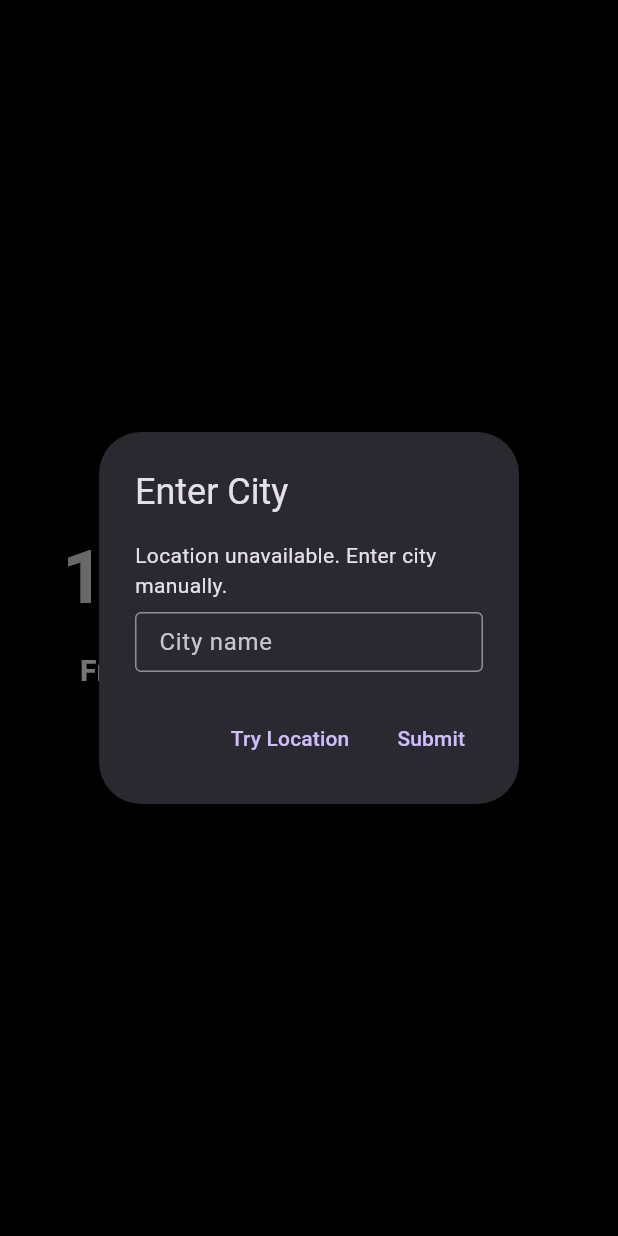
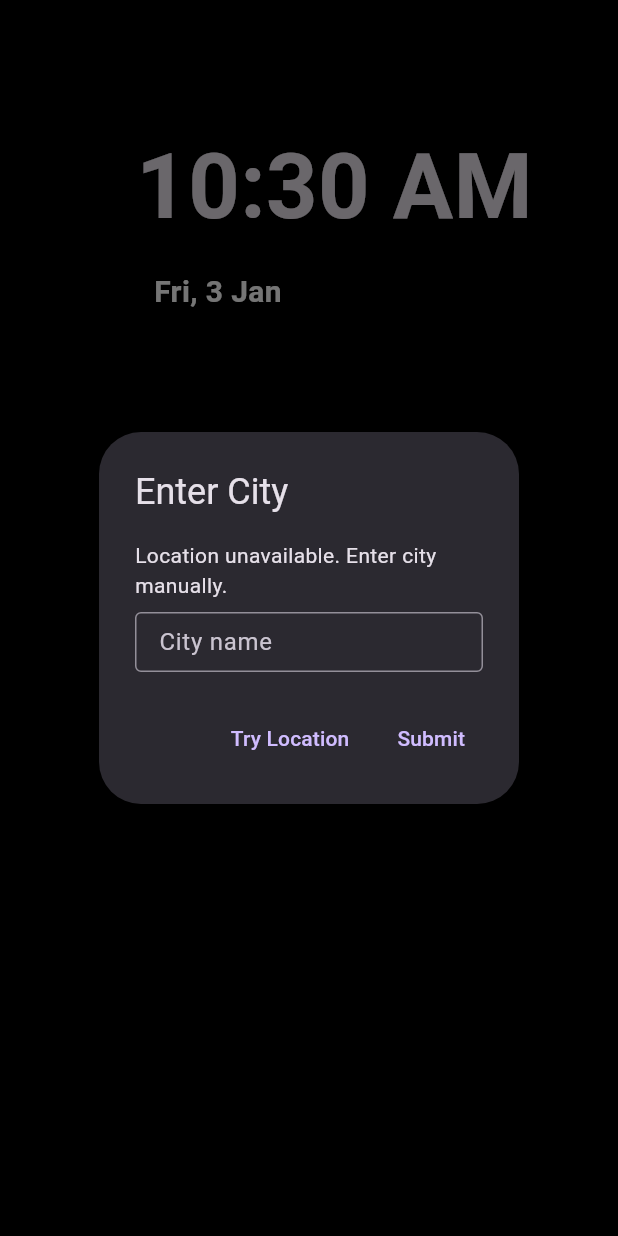
Before and after one commit to ivin-titus/ReSmart, a Flutter app: the screen it shows after launch, on a phone screen of 412 x 824 dp. Run offline on Flutter 3.47's test engine with Material 3 defaults, Android fonts, the phone set to English and light mode, and no system bars; our stand-ins replace flutter_dotenv, location, shared_preferences.

Commit message:
Modified AOD and time widget for better alignment of items

```diff
--- a/lib/widgets/aod_screen.dart
+++ b/lib/widgets/aod_screen.dart
@@ -1,7 +1,9 @@
 import 'package:flutter/material.dart';
+import 'package:flutter/services.dart';
+import 'package:resmart/widgets/weather_widget_mini.dart';
 import 'time_widget.dart';
 import 'date_widget.dart';
-import 'weather_widget_mini.dart';
+import 'weather_widget.dart';
 
 class AODScreen extends StatefulWidget {
   const AODScreen({Key? key}) : super(key: key);
@@ -10,55 +12,100 @@ class AODScreen extends StatefulWidget {
   State<AODScreen> createState() => _AODScreenState();
 }
 
-class _AODScreenState extends State<AODScreen> with AutomaticKeepAliveClientMixin {
+class _AODScreenState extends State<AODScreen> {
   @override
-  bool get wantKeepAlive => false;
+  void initState() {
+    super.initState();
+    SystemChrome.setEnabledSystemUIMode(SystemUiMode.immersive);
+  }
 
-  @override
-  Widget build(BuildContext context) {
-    super.build(context);
-    final Size screenSize = MediaQuery.of(context).size;
+  Widget _buildMainContent(BuildContext context, BoxConstraints constraints) {
+    final screenWidth = constraints.maxWidth;
+    final screenHeight = constraints.maxHeight;
+    final isLandscape = screenWidth > screenHeight;
 
-    return RepaintBoundary(
-      child: Scaffold(
-        backgroundColor: Colors.black,
-        body: SingleChildScrollView(
-          physics: const ClampingScrollPhysics(),
-          child: SizedBox(
-            height: screenSize.height,
-            width: screenSize.width,
-            child: Center(
-              child: LayoutBuilder(
-                builder: (context, constraints) {
-                  final containerWidth = constraints.maxWidth * 0.8;
+    // Calculate sizes based on screen dimensions
+    final timeWidth = isLandscape ? screenWidth * 0.4 : screenWidth * 0.8;
+    final dateWeatherWidth =
+        isLandscape ? screenWidth * 0.30 : screenWidth * 0.7;
 
-                  return Column(
-                    mainAxisAlignment: MainAxisAlignment.center,
+    Widget contentStack = Column(
+      mainAxisAlignment: MainAxisAlignment.start,
+      crossAxisAlignment: CrossAxisAlignment.start,
       children: [
-                      RepaintBoundary(
-                        child: SizedBox(
-                          width: containerWidth,
+        //isLandscape ? const SizedBox(height: 50) : const SizedBox(height: 1),
+
+        // Time widget with larger font
+        SizedBox(
+          width: timeWidth,
           child: const TimeWidget(),
         ),
-                      ),
-                      //const SizedBox(height: 8),
-                      RepaintBoundary(
-                        child: SizedBox(
-                          width: containerWidth,
+        // Date and Weather in a row
+        SizedBox(
+          width: dateWeatherWidth,
           child: Row(
             children: [
-                              Expanded(child: DateWidget()),
-                              //const SizedBox(width: 2),
-                              Expanded(child: MiniWeatherWidget()),
+              Expanded(
+                child: DateWidget(),
+              ),
+              const SizedBox(width: 1),
+              Expanded(
+                child: MiniWeatherWidget(),
+              ),
             ],
-                          ),
           ),
         ),
       ],
     );
-                },
+
+    // Wrap content in appropriate layout based on orientation
+    if (isLandscape) {
+      return Row(
+        crossAxisAlignment: CrossAxisAlignment.center,
+        children: [
+          Expanded(
+            flex: 3,
+            child: Padding(
+              padding: EdgeInsets.only(left: screenWidth * 0.1, top: screenWidth * 0.05),
+              child: contentStack,
             ),
           ),
+          const Expanded(
+            flex: 2,
+            child: SizedBox(), // Reserved space for future updates
+          ),
+        ],
+      );
+    } else {
+      return Column(
+        children: [
+          Expanded(
+            flex: 3,
+            child: Padding(
+              padding: EdgeInsets.only(
+                left: screenWidth * 0.22,
+                top: screenHeight * 0.10,
+              ),
+              child: contentStack,
+            ),
+          ),
+          const Expanded(
+            flex: 2,
+            child: SizedBox(), // Reserved space for future updates
+          ),
+        ],
+      );
+    }
+  }
+
+  @override
+  Widget build(BuildContext context) {
+    return RepaintBoundary(
+      child: Scaffold(
+        backgroundColor: Colors.black,
+        body: LayoutBuilder(
+          builder: (context, constraints) => SafeArea(
+            child: _buildMainContent(context, constraints),
           ),
         ),
       ),
@@ -67,6 +114,10 @@ class _AODScreenState extends State<AODScreen> with AutomaticKeepAliveClientMixi
 
   @override
   void dispose() {
+    SystemChrome.setEnabledSystemUIMode(
+      SystemUiMode.manual,
+      overlays: SystemUiOverlay.values,
+    );
     super.dispose();
   }
 }
--- a/lib/widgets/time_widget.dart
+++ b/lib/widgets/time_widget.dart
@@ -62,7 +62,7 @@ class _TimeWidgetState extends State<TimeWidget> with AutomaticKeepAliveClientMi
       child: LayoutBuilder(
         builder: (context, constraints) {
           // Adjust font size based on available width
-          final fontSize = constraints.maxWidth * 0.15;
+          final fontSize = constraints.maxWidth * 0.25;
 
           return Text(
             _time,
```
Lines whose indentation alone changed are shown as unchanged.
